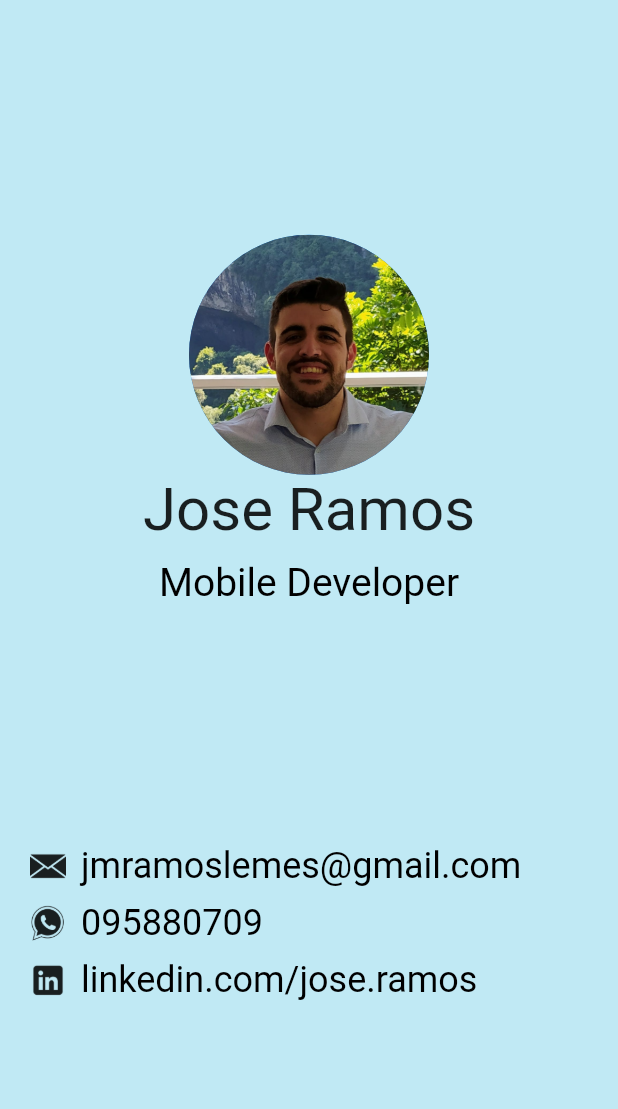
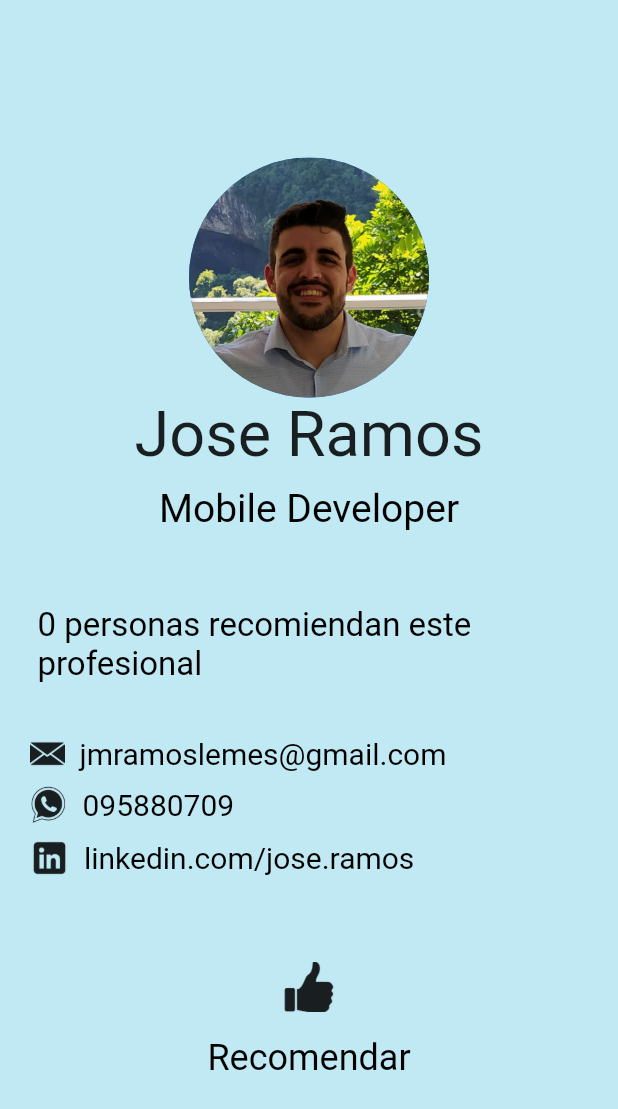
Before and after one commit to JoseRamos01/proyectos_flutter, a Flutter app: the screen it shows after launch, on a phone screen of 412 x 824 dp. Shown: the top 1109 px of the screen. Run offline on Flutter 3.47's test engine with Material 2 defaults, Android fonts, the phone set to English and light mode, and no system bars.

Commit message:
Counter created

```diff
--- a/lib/main.dart
+++ b/lib/main.dart
@@ -2,9 +2,17 @@ import 'package:flutter/material.dart';
 
 void main() => runApp(MyApp());
 
-class MyApp extends StatelessWidget {
-  messagePrint() {
-  print('Function Called');
+class MyApp extends StatefulWidget {
+  @override
+  _BusinessCard createState() => _BusinessCard();
+}
+class _BusinessCard extends State<MyApp> {
+int _counter = 0;
+
+void incrementCounter(){
+  setState(() {
+    _counter++;
+  });
 }
 
 @override
@@ -28,7 +36,7 @@ Widget build(BuildContext context) {
             Text(
               'Jose Ramos',
               style: TextStyle(
-                fontSize: 40,
+                fontSize: 42,
                 color: Colors.black87,
               ),
               textAlign: TextAlign.center,
@@ -40,16 +48,24 @@ Widget build(BuildContext context) {
             ),
             textAlign: TextAlign.center,
             ),
-          SizedBox(height: 150),
+          SizedBox(height: 40),
+            Container(
+              child: Padding(padding: EdgeInsets.fromLTRB(25, 10, 25, 25),
+                child: Text('$_counter' + ' personas recomiendan este profesional', style: TextStyle(
+                fontSize: 22,
+                color: Colors.black,
+              )),
+            )),
             Padding(padding: EdgeInsets.fromLTRB(20, 10, 0, 0),
             child: Row(
                 children: <Widget> [
             Padding(padding: EdgeInsets.fromLTRB(0, 0, 10, 0),
                 child: ImageIcon(
-                    AssetImage('assets/images/mail.png'),
+                    AssetImage('assets/images/mail.png',),
+                    size: 23,
                     )),
                   Text('jmramoslemes@gmail.com', style: TextStyle(
-                    fontSize: 24,
+                    fontSize: 20,
                     color: Colors.black,
                   ),
                     textAlign: TextAlign.center,
@@ -62,9 +78,10 @@ Widget build(BuildContext context) {
               Padding(padding: EdgeInsets.fromLTRB(0, 0, 10, 0),
                 child: ImageIcon(
                       AssetImage('assets/images/wpp.png'),
+                      size: 25,
                     )),
                     Text('095880709', style: TextStyle(
-                      fontSize: 24,
+                      fontSize: 20,
                       color: Colors.black,
                     ),
                       textAlign: TextAlign.center,
@@ -77,16 +94,36 @@ Widget build(BuildContext context) {
                     Padding(padding: EdgeInsets.fromLTRB(0, 0, 10, 0),
                     child: ImageIcon(
                       AssetImage('assets/images/linkedin.png'),
+                      size: 26,
                     )
                     ),
                     Text('linkedin.com/jose.ramos', style: TextStyle(
-                      fontSize: 24,
+                      fontSize: 20,
                       color: Colors.black,
                     ),
                       textAlign: TextAlign.center,
                     ),
                   ]),
             ),
+              SizedBox(height: 40,),
+              Column(
+                children: <Widget> [
+                  Center(
+                    child: IconButton(
+                      icon: ImageIcon(AssetImage('assets/images/like.png')
+                    ),
+                      onPressed: () { incrementCounter(); },
+                      iconSize: 50,
+                    ),
+                  ),
+                  Center(
+                    child: Text('Recomendar', style: TextStyle(
+                      fontSize: 24,
+                      color: Colors.black,
+                    ),)
+                  )
+                ],
+              )
           ])
       ))));
 }
```
